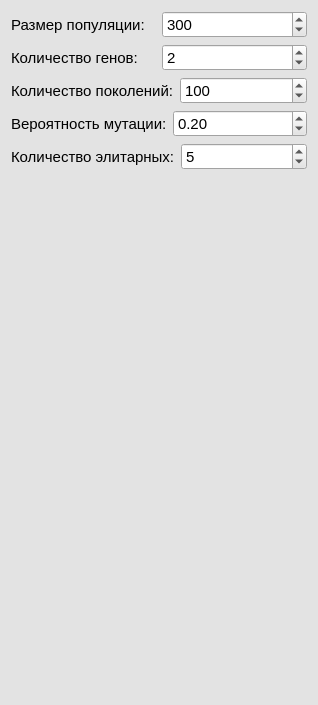
First picture: the form in src/views/options_views/ui/genetic_algorithm.ui, repository Bagdad1970/SearchingOptimization, before the edit.
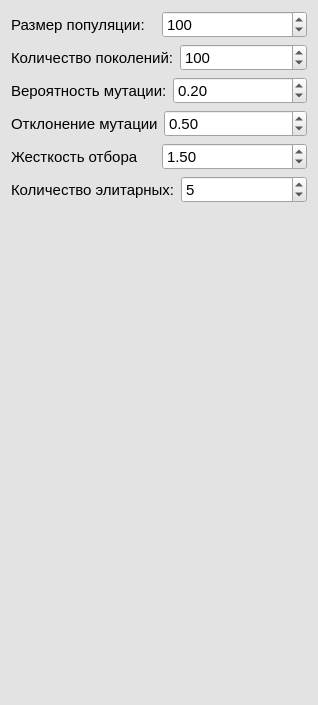
Second picture: the form after the edit.

Commit message: Implement GeneticAlgorithm

What changed in the file:
```diff
--- a/src/views/options_views/ui/genetic_algorithm.ui
+++ b/src/views/options_views/ui/genetic_algorithm.ui
@@ -484,41 +484,7 @@
         <number>10</number>
        </property>
        <property name="value">
-        <number>300</number>
-       </property>
-      </widget>
-     </item>
-    </layout>
-   </item>
-   <item>
-    <layout class="QHBoxLayout" name="horizontalLayout_3">
-     <item>
-      <widget class="QLabel" name="label_2">
-       <property name="font">
-        <font>
-         <pointsize>11</pointsize>
-        </font>
-       </property>
-       <property name="text">
-        <string>Количество генов:</string>
-       </property>
-      </widget>
-     </item>
-     <item>
-      <widget class="QSpinBox" name="genes">
-       <property name="font">
-        <font>
-         <pointsize>11</pointsize>
-        </font>
-       </property>
-       <property name="minimum">
-        <number>1</number>
-       </property>
-       <property name="maximum">
-        <number>7</number>
-       </property>
-       <property name="value">
-        <number>2</number>
+        <number>100</number>
        </property>
       </widget>
      </item>
@@ -595,6 +561,80 @@
      </item>
     </layout>
    </item>
+   <item>
+    <layout class="QHBoxLayout" name="horizontalLayout_6">
+     <item>
+      <widget class="QLabel" name="label_6">
+       <property name="font">
+        <font>
+         <pointsize>11</pointsize>
+        </font>
+       </property>
+       <property name="text">
+        <string>Отклонение мутации</string>
+       </property>
+      </widget>
+     </item>
+     <item>
+      <widget class="QDoubleSpinBox" name="mutation_range">
+       <property name="font">
+        <font>
+         <pointsize>11</pointsize>
+        </font>
+       </property>
+       <property name="minimum">
+        <double>0.010000000000000</double>
+       </property>
+       <property name="maximum">
+        <double>99.989999999999995</double>
+       </property>
+       <property name="singleStep">
+        <double>0.010000000000000</double>
+       </property>
+       <property name="value">
+        <double>0.500000000000000</double>
+       </property>
+      </widget>
+     </item>
+    </layout>
+   </item>
+   <item>
+    <layout class="QHBoxLayout" name="horizontalLayout_7">
+     <item>
+      <widget class="QLabel" name="label_7">
+       <property name="font">
+        <font>
+         <pointsize>11</pointsize>
+        </font>
+       </property>
+       <property name="text">
+        <string>Жесткость отбора</string>
+       </property>
+      </widget>
+     </item>
+     <item>
+      <widget class="QDoubleSpinBox" name="selection_pressure">
+       <property name="font">
+        <font>
+         <pointsize>11</pointsize>
+        </font>
+       </property>
+       <property name="minimum">
+        <double>0.100000000000000</double>
+       </property>
+       <property name="maximum">
+        <double>10.000000000000000</double>
+       </property>
+       <property name="singleStep">
+        <double>0.010000000000000</double>
+       </property>
+       <property name="value">
+        <double>1.500000000000000</double>
+       </property>
+      </widget>
+     </item>
+    </layout>
+   </item>
    <item>
     <layout class="QHBoxLayout" name="horizontalLayout_2">
      <item>
```
Left out of the diff: 4 changed lines with no effect on the pictures. The commit also changes 5 other files.
